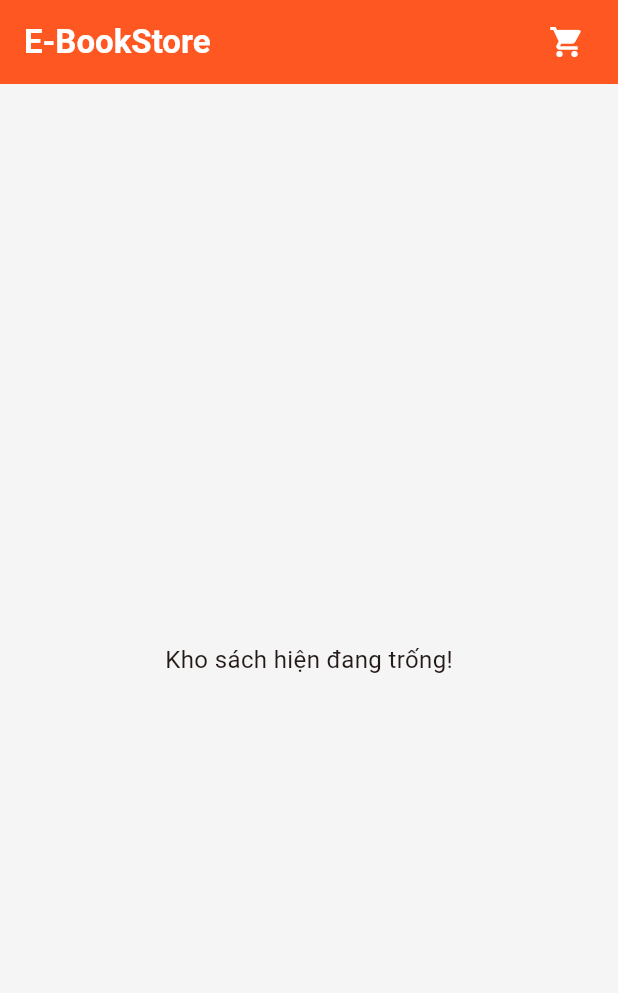
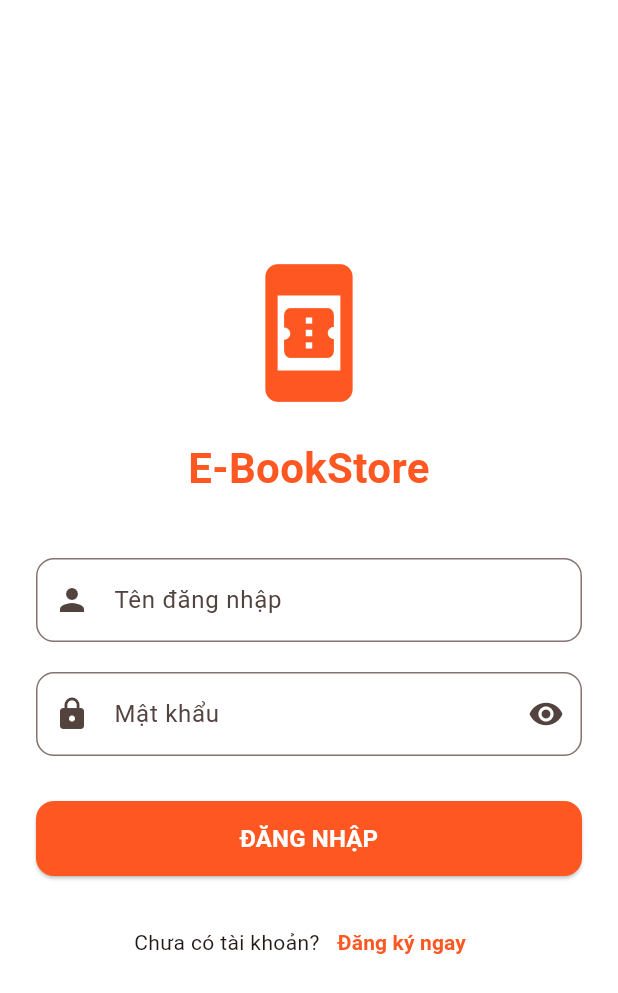
Before and after one commit to khaiho150405-pixel/DoAn_App_TMDT_BanSach, a Flutter app: the screen it shows after launch, on a phone screen of 412 x 824 dp. Shown: the top 993 px of the screen. Run offline on Flutter 3.47's test engine with Material 3 defaults, Android fonts, the light colour scheme and no system bars; our stand-ins replace flutter_dotenv; accounts and stored records are empty.

Commit message:
Tạo screen login và screen nv sale

```diff
--- a/thuvienapp/lib/main.dart
+++ b/thuvienapp/lib/main.dart
@@ -1,9 +1,10 @@
 import 'package:flutter/material.dart';
 import 'package:provider/provider.dart';
 import 'package:flutter_dotenv/flutter_dotenv.dart';
+import 'package:thuvienapp/screens/login_screen.dart';
 
 // 1. Thay đổi import từ login_screen sang home_screen để test trực tiếp
-import 'screens/home_screen.dart';
+import 'screens/KhachHang/home_screen.dart';
 import 'providers/user_provider.dart';
 import 'providers/cart_provider.dart';
 
@@ -41,7 +42,7 @@ class MyApp extends StatelessWidget {
         colorScheme: ColorScheme.fromSeed(seedColor: Colors.deepOrange),
       ),
       // 2. Sửa thuộc tính home này thành HomeScreen để khởi chạy thẳng vào trang chủ
-      home: const HomeScreen(),
+      home: const LoginScreen(),
     );
   }
 }
--- a/thuvienapp/lib/screens/home_screen.dart
+++ b/thuvienapp/lib/screens/KhachHang/home_screen.dart
@@ -1,9 +1,9 @@
 import 'package:flutter/material.dart';
 import 'package:provider/provider.dart';
 
-import '../models/sach.dart';
-import '../providers/api_service.dart';
-import '../providers/cart_provider.dart';
+import '../../models/sach.dart';
+import '../../providers/api_service.dart';
+import '../../providers/cart_provider.dart';
 
 class HomeScreen extends StatefulWidget {
   const HomeScreen({super.key});
--- a/thuvienapp/lib/screens/login_screen.dart
+++ b/thuvienapp/lib/screens/login_screen.dart
@@ -0,0 +1,213 @@
+import 'package:flutter/material.dart';
+import 'package:http/http.dart' as http;
+import 'dart:convert';
+import 'package:provider/provider.dart';
+
+import '../models/user.dart';
+import '../providers/user_provider.dart';
+import '../providers/api_service.dart';
+
+// Import các màn hình để điều hướng
+import 'NVSale/sale_home_screen.dart';
+import 'KhachHang/home_screen.dart'; // Màn hình khách hàng
+// Import tạm các màn hình khác (Nếu bạn chưa làm tới thì có thể comment lại)
+// import 'Admin/AdminHome.dart';
+// import 'ThuKho/ThuKho_home.dart';
+
+class LoginScreen extends StatefulWidget {
+  const LoginScreen({super.key});
+
+  @override
+  State<LoginScreen> createState() => _LoginScreenState();
+}
+
+class _LoginScreenState extends State<LoginScreen> {
+  final _formKey = GlobalKey<FormState>();
+  final TextEditingController _usernameController = TextEditingController();
+  final TextEditingController _passwordController = TextEditingController();
+
+  bool _isLoading = false;
+  bool _obscurePassword = true;
+
+  // Hàm gọi API Đăng nhập
+  Future<void> _login() async {
+    if (!_formKey.currentState!.validate()) return;
+
+    setState(() {
+      _isLoading = true;
+    });
+
+    try {
+      final response = await http.post(
+        Uri.parse('${ApiService.baseUrl}/Auth/Login'),
+        headers: {"Content-Type": "application/json"},
+        body: jsonEncode({
+          "TenDangNhap": _usernameController.text.trim(),
+          "MatKhau": _passwordController.text.trim()
+        }),
+      );
+
+      final data = jsonDecode(response.body);
+
+      if (response.statusCode == 200) {
+        // 1. Chuyển JSON thành đối tượng User
+        User loggedInUser = User.fromJson(data);
+
+        // 2. Lưu vào State Management (Provider)
+        if (mounted) {
+          Provider.of<UserProvider>(context, listen: false).setUser(loggedInUser);
+        }
+
+        // 3. Điều hướng dựa theo Role (Phân quyền)
+        if (mounted) {
+          ScaffoldMessenger.of(context).showSnackBar(
+            SnackBar(content: Text('Chào mừng ${loggedInUser.fullName}!'), backgroundColor: Colors.green),
+          );
+
+          Widget nextScreen;
+          switch (loggedInUser.roleId) {
+            case 1:
+            // nextScreen = const AdminHomeScreen(); // Chờ tạo màn hình Admin
+              nextScreen = const HomeScreen(); // Tạm thời đẩy về Home
+              break;
+            case 2:
+              nextScreen = const SaleHomeScreen(); // Vào thẳng Dashboard Sale
+              break;
+            case 3:
+            // nextScreen = const ThuKhoHomeScreen(); // Chờ cập nhật màn hình Kho
+              nextScreen = const HomeScreen();
+              break;
+            case 4:
+            default:
+              nextScreen = const HomeScreen(); // Khách hàng vào trang mua sắm
+              break;
+          }
+
+          // Chuyển trang và xóa lịch sử (không cho back lại trang login)
+          Navigator.pushReplacement(
+            context,
+            MaterialPageRoute(builder: (context) => nextScreen),
+          );
+        }
+      } else {
+        // Sai tài khoản / mật khẩu
+        if (mounted) {
+          ScaffoldMessenger.of(context).showSnackBar(
+            SnackBar(content: Text(data['message'] ?? 'Đăng nhập thất bại'), backgroundColor: Colors.red),
+          );
+        }
+      }
+    } catch (e) {
+      if (mounted) {
+        ScaffoldMessenger.of(context).showSnackBar(
+          const SnackBar(content: Text('Không thể kết nối đến máy chủ API!'), backgroundColor: Colors.red),
+        );
+      }
+    } finally {
+      if (mounted) {
+        setState(() {
+          _isLoading = false;
+        });
+      }
+    }
+  }
+
+  @override
+  Widget build(BuildContext context) {
+    return Scaffold(
+      backgroundColor: Colors.white,
+      body: SafeArea(
+        child: Center(
+          child: SingleChildScrollView(
+            padding: const EdgeInsets.all(24.0),
+            child: Form(
+              key: _formKey,
+              child: Column(
+                mainAxisAlignment: MainAxisAlignment.center,
+                crossAxisAlignment: CrossAxisAlignment.stretch,
+                children: [
+                  // Logo / Icon ứng dụng
+                  const Icon(Icons.book_online, size: 100, color: Colors.deepOrange),
+                  const SizedBox(height: 20),
+                  const Text(
+                    'E-BookStore',
+                    textAlign: TextAlign.center,
+                    style: TextStyle(fontSize: 28, fontWeight: FontWeight.bold, color: Colors.deepOrange),
+                  ),
+                  const SizedBox(height: 40),
+
+                  // Ô nhập Tài khoản
+                  TextFormField(
+                    controller: _usernameController,
+                    decoration: InputDecoration(
+                      labelText: 'Tên đăng nhập',
+                      prefixIcon: const Icon(Icons.person),
+                      border: OutlineInputBorder(borderRadius: BorderRadius.circular(12)),
+                    ),
+                    validator: (value) => value!.isEmpty ? 'Vui lòng nhập tên đăng nhập' : null,
+                  ),
+                  const SizedBox(height: 20),
+
+                  // Ô nhập Mật khẩu
+                  TextFormField(
+                    controller: _passwordController,
+                    obscureText: _obscurePassword,
+                    decoration: InputDecoration(
+                      labelText: 'Mật khẩu',
+                      prefixIcon: const Icon(Icons.lock),
+                      suffixIcon: IconButton(
+                        icon: Icon(_obscurePassword ? Icons.visibility : Icons.visibility_off),
+                        onPressed: () {
+                          setState(() {
+                            _obscurePassword = !_obscurePassword;
+                          });
+                        },
+                      ),
+                      border: OutlineInputBorder(borderRadius: BorderRadius.circular(12)),
+                    ),
+                    validator: (value) => value!.isEmpty ? 'Vui lòng nhập mật khẩu' : null,
+                  ),
+                  const SizedBox(height: 30),
+
+                  // Nút Đăng nhập
+                  SizedBox(
+                    height: 50,
+                    child: ElevatedButton(
+                      style: ElevatedButton.styleFrom(
+                        backgroundColor: Colors.deepOrange,
+                        foregroundColor: Colors.white,
+                        shape: RoundedRectangleBorder(borderRadius: BorderRadius.circular(12)),
+                      ),
+                      onPressed: _isLoading ? null : _login,
+                      child: _isLoading
+                          ? const CircularProgressIndicator(color: Colors.white)
+                          : const Text('ĐĂNG NHẬP', style: TextStyle(fontSize: 16, fontWeight: FontWeight.bold)),
+                    ),
+                  ),
+                  const SizedBox(height: 20),
+
+                  // Link Đăng ký (Dành cho khách hàng)
+                  Row(
+                    mainAxisAlignment: MainAxisAlignment.center,
+                    children: [
+                      const Text('Chưa có tài khoản?'),
+                      TextButton(
+                        onPressed: () {
+                          // TODO: Chuyển sang màn hình Đăng ký
+                          ScaffoldMessenger.of(context).showSnackBar(
+                            const SnackBar(content: Text('Tính năng đăng ký đang cập nhật')),
+                          );
+                        },
+                        child: const Text('Đăng ký ngay', style: TextStyle(color: Colors.deepOrange, fontWeight: FontWeight.bold)),
+                      ),
+                    ],
+                  ),
+                ],
+              ),
+            ),
+          ),
+        ),
+      ),
+    );
+  }
+}
```
Also changed, not shown: thuvienapp/lib/screens/NVSale/hoi_dap_screen.dart (added, +11 -0 lines), thuvienapp/lib/screens/NVSale/quan_ly_danh_gia_screen.dart (added, +11 -0 lines), thuvienapp/lib/screens/NVSale/quan_ly_don_hang_screen.dart (added, +39 -0 lines), thuvienapp/lib/screens/NVSale/sale_home_screen.dart (added, +90 -0 lines), thuvienapp/lib/screens/NVSale/tao_tai_khoan_khach_screen.dart (added, +56 -0 lines), thuvienapp/lib/screens/NVSale/tim_kiem_sach_screen.dart (added, +11 -0 lines), 1 other file.
